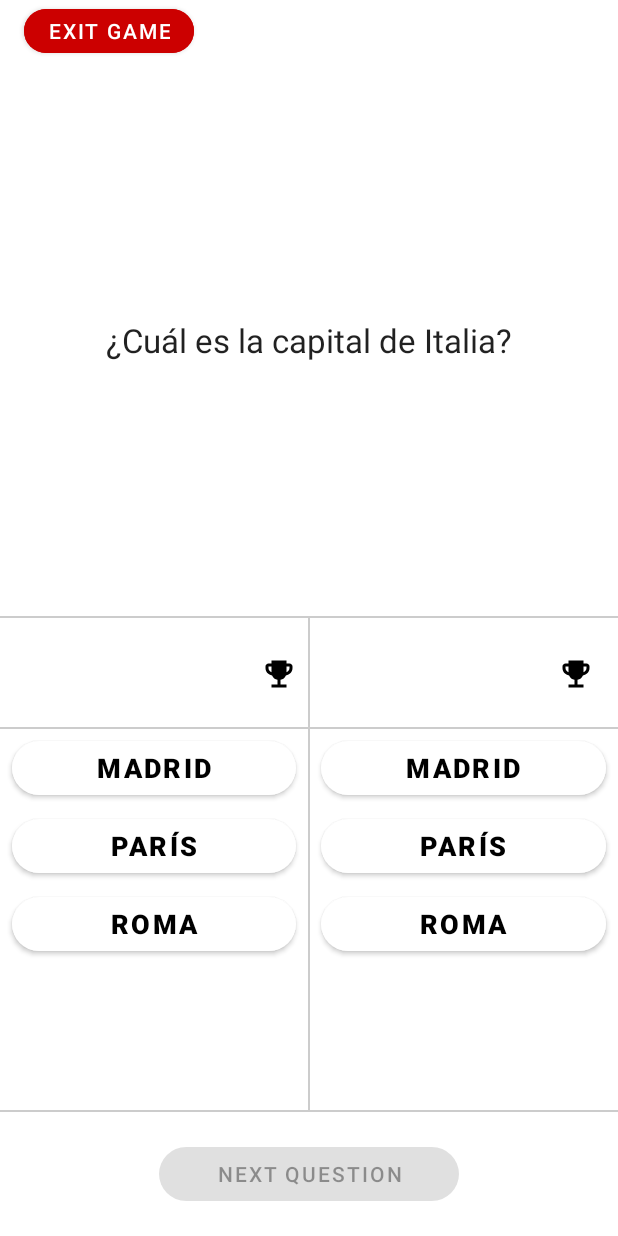
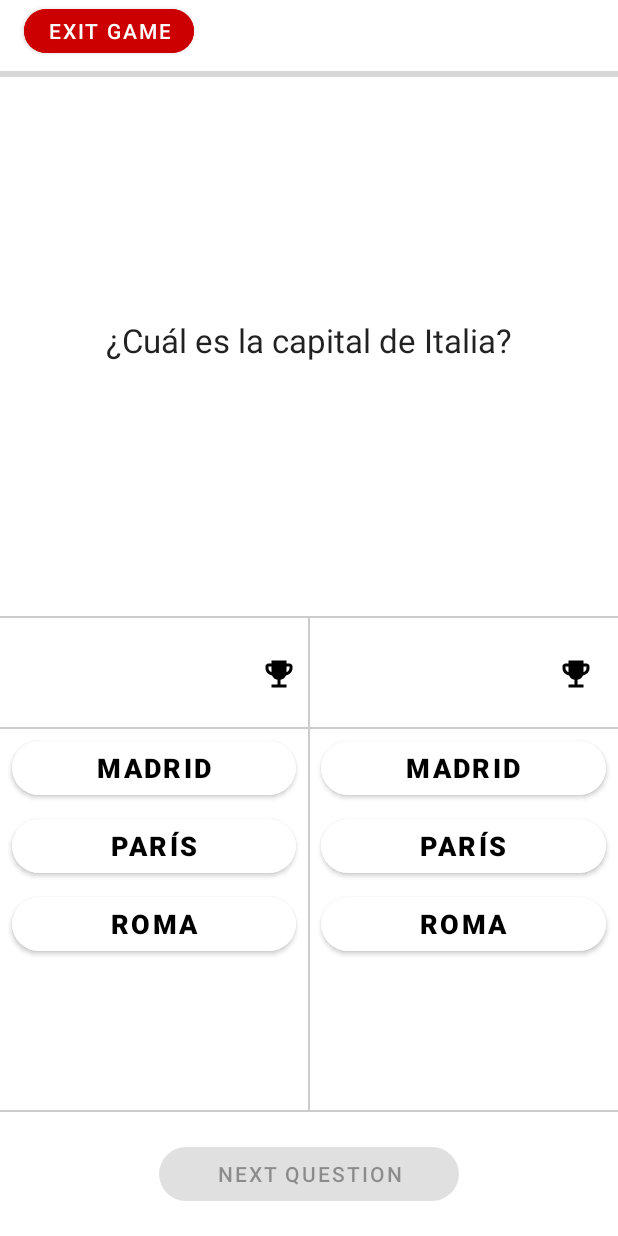
Before and after one commit to argote-dev/TriviaApp, an Android app: the fragment GameFragment placed in its activity, on a phone screen of 412 x 824 dp. Run offline under Robolectric (Android 15) with nearby library versions, the phone set to English and light mode, and no system bars.

Commit message:
Add ui separations to dp

```diff
--- a/app/src/main/res/layout/fragment_game.xml
+++ b/app/src/main/res/layout/fragment_game.xml
@@ -158,7 +158,7 @@
 
     <View
         android:id="@+id/view"
-        android:layout_width="2px"
+        android:layout_width="1dp"
         android:layout_height="0dp"
         android:background="#cccccc"
         app:layout_constraintBottom_toTopOf="@+id/guideline6"
@@ -168,7 +168,7 @@
 
     <View
         android:id="@+id/view4"
-        android:layout_width="2px"
+        android:layout_width="1dp"
         android:layout_height="0dp"
         android:background="#cccccc"
         app:layout_constraintBottom_toTopOf="@+id/guideline"
@@ -179,7 +179,7 @@
     <View
         android:id="@+id/view2"
         android:layout_width="0dp"
-        android:layout_height="2px"
+        android:layout_height="1dp"
         android:background="#cccccc"
         app:layout_constraintBottom_toTopOf="@+id/guideline4"
         app:layout_constraintEnd_toEndOf="parent"
@@ -188,7 +188,7 @@
     <View
         android:id="@+id/view3"
         android:layout_width="0dp"
-        android:layout_height="2px"
+        android:layout_height="1dp"
         android:background="#cccccc"
         app:layout_constraintBottom_toTopOf="@+id/guideline"
         app:layout_constraintEnd_toEndOf="parent"
@@ -197,7 +197,7 @@
     <View
         android:id="@+id/view6"
         android:layout_width="0dp"
-        android:layout_height="2px"
+        android:layout_height="1dp"
         android:background="#cccccc"
         app:layout_constraintBottom_toTopOf="@+id/guideline6"
         app:layout_constraintEnd_toEndOf="parent"
@@ -215,4 +215,15 @@
         app:layout_constraintStart_toStartOf="parent"
         app:layout_constraintTop_toTopOf="@+id/guideline6"
         tools:text="Next" />
+
+    <ProgressBar
+        android:id="@+id/pbTime"
+        style="?android:attr/progressBarStyleHorizontal"
+        android:layout_width="0dp"
+        android:layout_height="wrap_content"
+        app:layout_constraintBottom_toTopOf="@+id/tvQuestion"
+        app:layout_constraintEnd_toEndOf="parent"
+        app:layout_constraintHorizontal_bias="0.498"
+        app:layout_constraintStart_toStartOf="parent"
+        app:layout_constraintTop_toTopOf="@+id/guideline5" />
 </androidx.constraintlayout.widget.ConstraintLayout>
```
